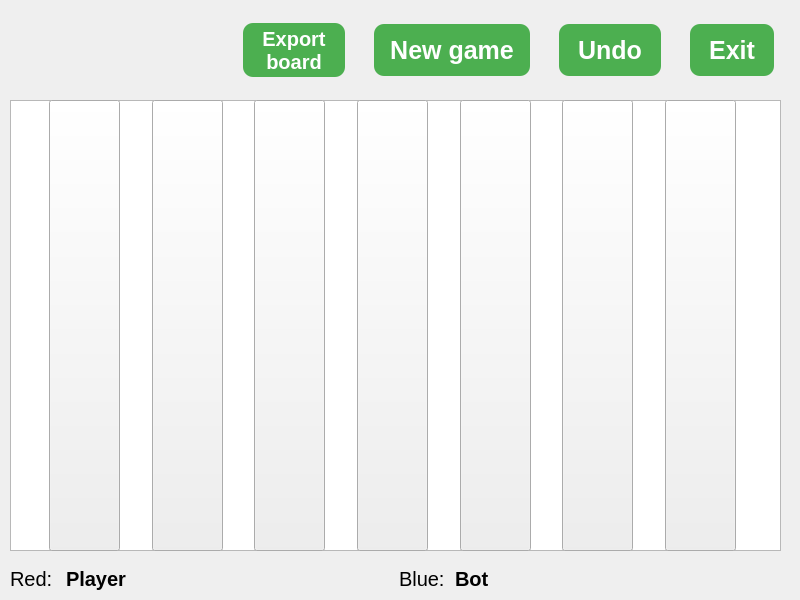
Above: src/forms/BoardWindow.ui from wshknmt/Connect-4 before the change. Below: the same form after it.
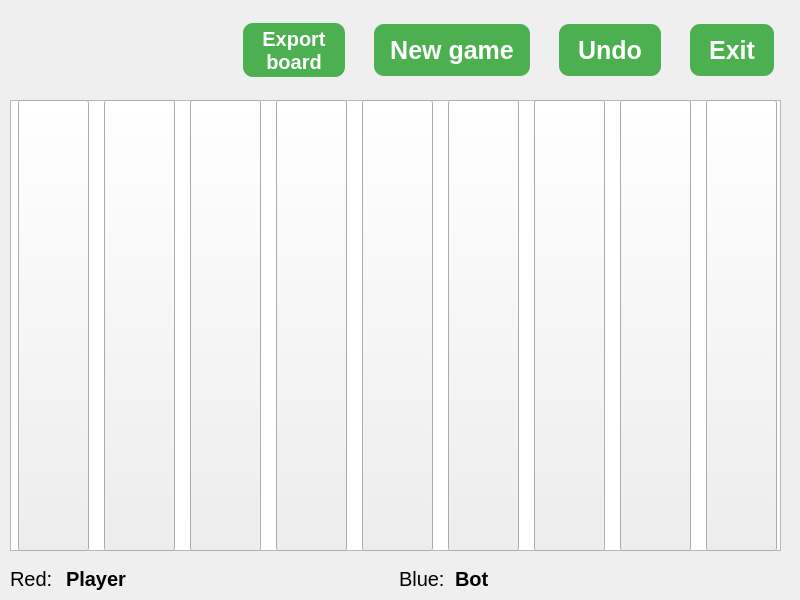
That is the form after the change. Icons and pictures are not drawn.

Commit message: changed board to 9x4

The edit to the form file:
```diff
--- a/src/forms/BoardWindow.ui
+++ b/src/forms/BoardWindow.ui
@@ -45,22 +45,22 @@
      <rect>
       <x>9</x>
       <y>99</y>
-      <width>777</width>
+      <width>827</width>
       <height>453</height>
      </rect>
     </property>
     <layout class="QHBoxLayout" name="horizontalLayout">
      <item>
-      <spacer name="horizontalSpacer_7">
+      <spacer name="horizontalSpacer_15">
        <property name="orientation">
         <enum>Qt::Horizontal</enum>
        </property>
        <property name="sizeType">
-        <enum>QSizePolicy::Minimum</enum>
+        <enum>QSizePolicy::Expanding</enum>
        </property>
        <property name="sizeHint" stdset="0">
         <size>
-         <width>40</width>
+         <width>30</width>
          <height>20</height>
         </size>
        </property>
@@ -253,6 +253,80 @@
        </property>
       </widget>
      </item>
+     <item>
+      <spacer name="horizontalSpacer_7">
+       <property name="orientation">
+        <enum>Qt::Horizontal</enum>
+       </property>
+       <property name="sizeType">
+        <enum>QSizePolicy::Expanding</enum>
+       </property>
+       <property name="sizeHint" stdset="0">
+        <size>
+         <width>30</width>
+         <height>20</height>
+        </size>
+       </property>
+      </spacer>
+     </item>
+     <item>
+      <widget class="QPushButton" name="column7Button">
+       <property name="minimumSize">
+        <size>
+         <width>71</width>
+         <height>451</height>
+        </size>
+       </property>
+       <property name="text">
+        <string/>
+       </property>
+      </widget>
+     </item>
+     <item>
+      <spacer name="horizontalSpacer_12">
+       <property name="orientation">
+        <enum>Qt::Horizontal</enum>
+       </property>
+       <property name="sizeType">
+        <enum>QSizePolicy::Expanding</enum>
+       </property>
+       <property name="sizeHint" stdset="0">
+        <size>
+         <width>30</width>
+         <height>20</height>
+        </size>
+       </property>
+      </spacer>
+     </item>
+     <item>
+      <widget class="QPushButton" name="column8Button">
+       <property name="minimumSize">
+        <size>
+         <width>71</width>
+         <height>451</height>
+        </size>
+       </property>
+       <property name="text">
+        <string/>
+       </property>
+      </widget>
+     </item>
+     <item>
+      <spacer name="horizontalSpacer_16">
+       <property name="orientation">
+        <enum>Qt::Horizontal</enum>
+       </property>
+       <property name="sizeType">
+        <enum>QSizePolicy::Expanding</enum>
+       </property>
+       <property name="sizeHint" stdset="0">
+        <size>
+         <width>30</width>
+         <height>20</height>
+        </size>
+       </property>
+      </spacer>
+     </item>
      <item>
       <spacer name="horizontalSpacer_8">
        <property name="orientation">
```
The commit also changes 4 other files.
